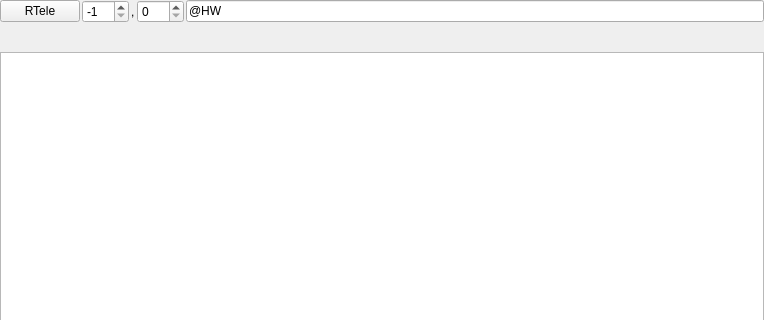
break11/AutoStorage, file Lib/AppWidgets/Agent_Cmd_Log_Form.ui: the form before one commit; both pictures show x 0 to 764 and y 0 to 320 of the 764 by 514 pixel window.
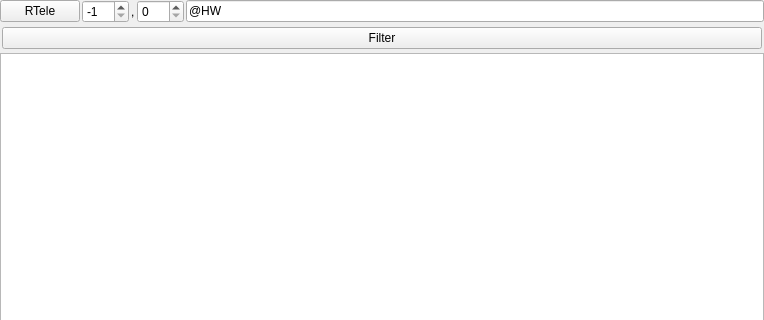
The form after the commit.

What changed in the file:
```diff
--- a/Lib/AppWidgets/Agent_Cmd_Log_Form.ui
+++ b/Lib/AppWidgets/Agent_Cmd_Log_Form.ui
@@ -100,7 +100,30 @@
        <height>25</height>
       </size>
      </property>
-     <layout class="QHBoxLayout" name="horizontalLayout_2"/>
+     <layout class="QHBoxLayout" name="horizontalLayout_2">
+      <property name="spacing">
+       <number>0</number>
+      </property>
+      <property name="leftMargin">
+       <number>2</number>
+      </property>
+      <property name="topMargin">
+       <number>2</number>
+      </property>
+      <property name="rightMargin">
+       <number>2</number>
+      </property>
+      <property name="bottomMargin">
+       <number>2</number>
+      </property>
+      <item>
+       <widget class="QPushButton" name="btnFilter">
+        <property name="text">
+         <string>Filter</string>
+        </property>
+       </widget>
+      </item>
+     </layout>
     </widget>
    </item>
    <item>
```
